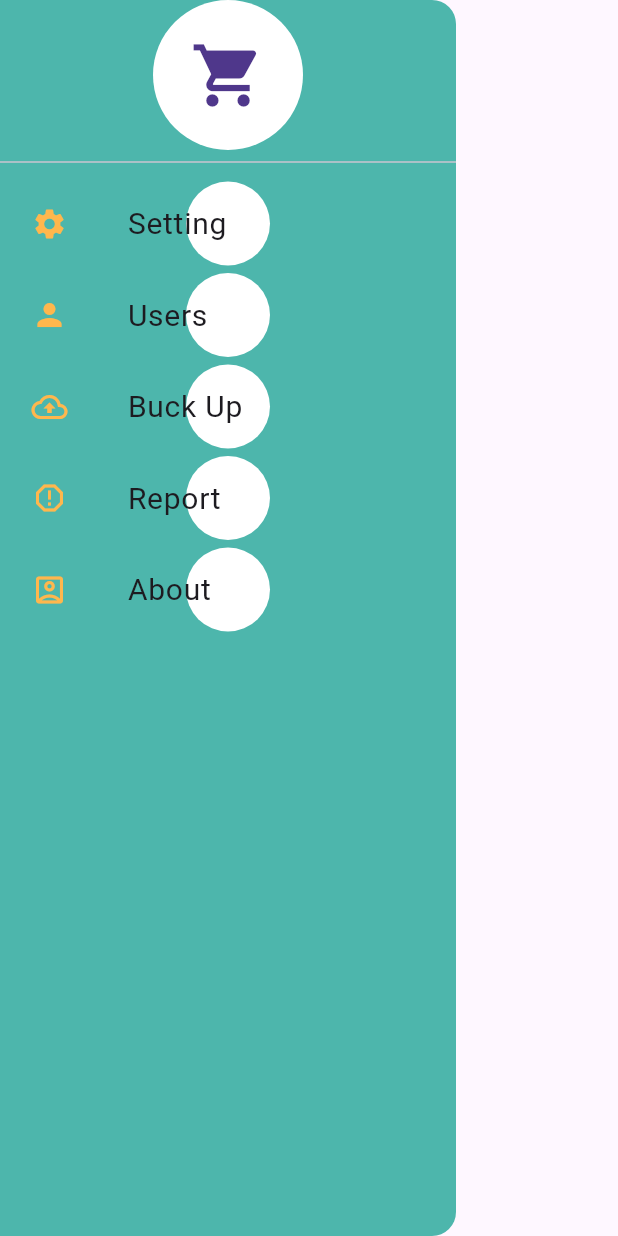
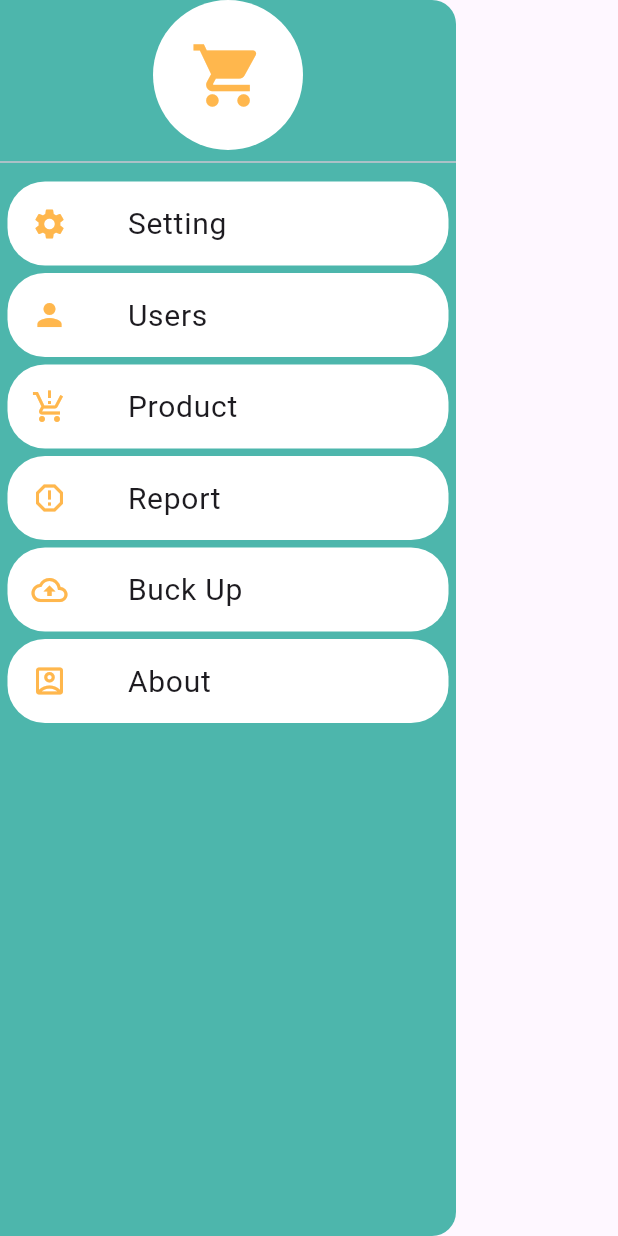
Before and after one commit to yousefi2002/Store_Management_System, a Flutter app: the MyDrawer widget shown alone on an empty page, opened directly, on a phone screen of 412 x 824 dp. Run offline on Flutter 3.47's test engine with Material 3 defaults, Android fonts, the phone set to English and light mode, and no system bars; our stand-ins replace flutter_speed_dial, shared_preferences; accounts and stored records are empty.

Commit message:
drawer is completed

```diff
--- a/lib/drawer.dart
+++ b/lib/drawer.dart
@@ -1,23 +1,63 @@
-import 'package:flutter/cupertino.dart';
 import 'package:flutter/material.dart';
+import 'package:store_ms/adding_product.dart';
+import 'package:store_ms/adding_users.dart';
+import 'package:store_ms/main_page.dart';
+import 'package:store_ms/settingDialog.dart';
 
 class DrawerContent {
   String title;
   IconData icon;
-  DrawerContent(this.title, this.icon);
+  Function onTap;
+  DrawerContent(this.title, this.icon, {required this.onTap});
 }
 
 class MyDrawer extends StatelessWidget {
   MyDrawer({super.key});
-   final List<DrawerContent> items = [
-    DrawerContent('Setting', Icons.settings),
-    DrawerContent('Users', Icons.person),
-    DrawerContent('Buck Up', Icons.backup_outlined),
-    DrawerContent('Report', Icons.report_gmailerrorred),
-    DrawerContent('About', Icons.account_box_outlined),
-  ];
+
   @override
   Widget build(BuildContext context) {
+    final List<DrawerContent> items = [
+      DrawerContent('Setting', Icons.settings, onTap: () {
+        showDialog(
+          context: context,
+          builder: (context) => SettingsDialog(),
+        );
+      }),
+      DrawerContent('Users', Icons.person, onTap: () {
+        Navigator.of(context).push(
+          MaterialPageRoute(
+            builder: (context) => AddingUsers(),
+          ),
+        );
+      }),
+      DrawerContent('Product', Icons.production_quantity_limits, onTap: () {
+        Navigator.of(context).push(
+          MaterialPageRoute(
+            builder: (context) => AddingProduct(),
+          ),
+        );
+      }),
+      DrawerContent('Report', Icons.report_gmailerrorred, onTap: () {
+        Navigator.of(context).push(
+          MaterialPageRoute(
+            builder: (context) => MainPage(),
+          ),
+        );
+      }),
+      DrawerContent('Buck Up', Icons.backup_outlined, onTap: () {
+        Navigator.of(context).push(
+          MaterialPageRoute(
+            builder: (context) => MainPage(),
+          ),
+        );
+      }),
+      DrawerContent('About', Icons.account_box_outlined, onTap: () {
+        showDialog(
+          context: context,
+          builder: (context) => SettingsDialog(),
+        );
+      },),
+    ];
     return SafeArea(
       child: Drawer(
         backgroundColor: Colors.teal[300],
@@ -26,7 +66,11 @@ class MyDrawer extends StatelessWidget {
             CircleAvatar(
               backgroundColor: Colors.white,
               maxRadius: 50,
-              child: Icon(Icons.local_grocery_store, size: 50,),
+              child: Icon(
+                Icons.local_grocery_store,
+                size: 50,
+                color: Colors.orange[300],
+              ),
             ),
             const Divider(),
             Expanded(
@@ -36,12 +80,24 @@ class MyDrawer extends StatelessWidget {
                     return Padding(
                       padding: EdgeInsets.only(top: 5, right: 5, left: 5),
                       child: ListTile(
-                      shape: CircleBorder(),
+                        shape: RoundedRectangleBorder(
+                            borderRadius: BorderRadius.circular(25)),
                         tileColor: Colors.white,
-                      leading: Icon(items[index].icon, color: Colors.orange[300],),
+                        leading: Icon(
+                          items[index].icon,
+                          color: Colors.orange[300],
+                        ),
                         horizontalTitleGap: 40,
-                      onTap: (){},
-                      title: Text(items[index].title, style: TextStyle(fontSize: 20),),
+                        onTap: () {
+                          items[index].onTap();
+                          // Navigator.of(context).push(
+                          //   MaterialPageRoute(builder: (context) =>  items[index].onTap)
+                          // );
+                        },
+                        title: Text(
+                          items[index].title,
+                          style: TextStyle(fontSize: 20),
+                        ),
                       ),
                     );
                   }),
```
Lines whose indentation alone changed are shown as unchanged.
